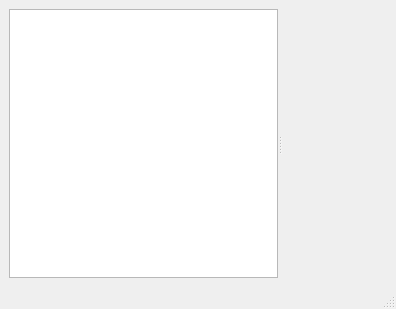
The window that djon/MainWindow.ui (crossleyjuan/djon) describes before a commit, drawn with Qt 5.
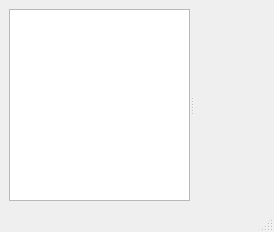
The same window after the commit. Icons and pictures are not drawn. Custom widgets are drawn as their Qt base class.

```diff
--- a/djon/MainWindow.ui
+++ b/djon/MainWindow.ui
@@ -2,20 +2,6 @@
 <ui version="4.0">
  <class>MainWindow</class>
  <widget class="QMainWindow" name="MainWindow">
-  <property name="geometry">
-   <rect>
-    <x>0</x>
-    <y>0</y>
-    <width>396</width>
-    <height>309</height>
-   </rect>
-  </property>
-  <property name="sizePolicy">
-   <sizepolicy hsizetype="Maximum" vsizetype="Maximum">
-    <horstretch>0</horstretch>
-    <verstretch>0</verstretch>
-   </sizepolicy>
-  </property>
   <property name="windowTitle">
    <string>d-jon</string>
   </property>
```
Left out of the diff: 4 changed lines with no effect on the pictures.
